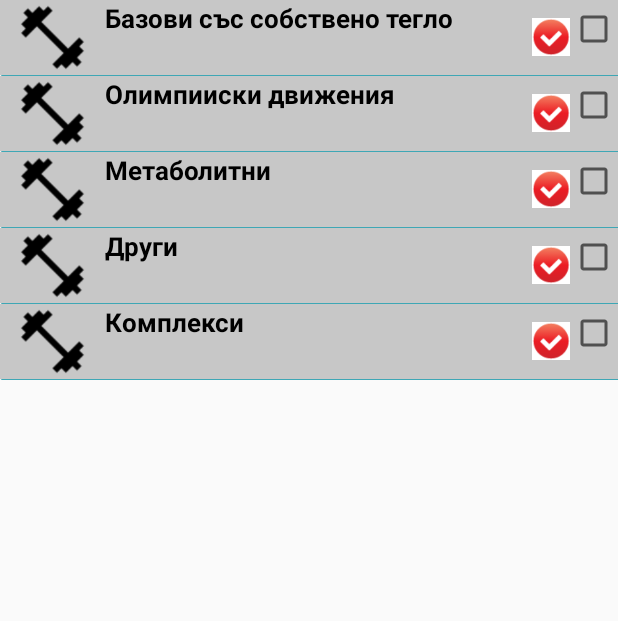
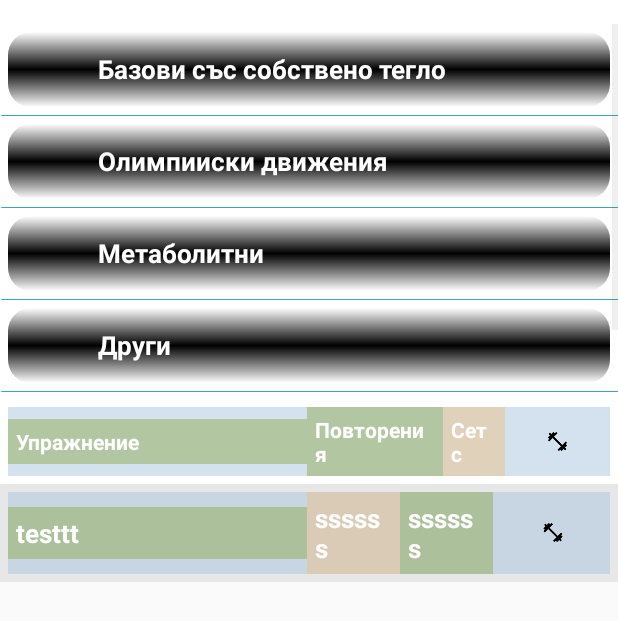
Before and after one commit to BlueberryCo/WorkoutTracker, an Android app: the ExpandableListMain screen opened directly, with no data from a screen before it, on a phone screen of 412 x 824 dp. Shown: the top 621 px of the screen. Run offline under Robolectric (Android 15) with nearby library versions, the phone set to English and light mode, and no system bars.

Commit message:
WOD-зареждане на листове с категории и базови упражнения,   вече малко по-красиви+нов лист за избрани упражнения

```diff
--- /dev/null
+++ b/app/src/main/java/blueberryco/workouttracker/CustomAdapterWODList.java
@@ -0,0 +1,89 @@
+package blueberryco.workouttracker;
+
+import android.app.Activity;
+import android.content.Context;
+import android.util.Log;
+import android.view.LayoutInflater;
+import android.view.View;
+import android.view.ViewGroup;
+import android.widget.BaseAdapter;
+import android.widget.TextView;
+
+import java.util.List;
+
+/**
+ * Created by Greta on 13.3.2016 г..
+ */
+public class CustomAdapterWODList extends BaseAdapter {
+
+    Context context;
+    //List<WorkoutOfTheDay> lWODline;
+    List<String> lWODline;
+    private int[] colors = new int[] {  0x30808080, 0x30ffffff };
+
+    CustomAdapterWODList(Context context, List<String> lWODs) {
+        this.context = context;
+        this.lWODline = lWODs;
+        Log.i("CustomAdapterClients`", " --------1------");
+    }
+
+    @Override
+    public int getCount() {
+        return lWODline.size();
+    }
+
+    @Override
+    public Object getItem(int position) {
+        return lWODline.get(position);
+    }
+
+    @Override
+    public long getItemId(int position) {
+        return lWODline.indexOf(getItem(position));
+    }
+
+    /* private view holder class */
+    private class ViewHolder {
+        TextView tvExercise;
+        TextView tvReps;
+        TextView tvSets;
+    }
+
+
+    @Override
+    public View getView(int position, View convertView, ViewGroup parent) {
+
+        ViewHolder item = null;
+
+        LayoutInflater mInflater = (LayoutInflater) context
+                .getSystemService(Activity.LAYOUT_INFLATER_SERVICE);
+
+        item = new ViewHolder();
+        if (convertView == null) {
+            convertView = mInflater.inflate(R.layout.list_item_wod, null);
+
+            item.tvExercise = (TextView) convertView
+                    .findViewById(R.id.laptop);
+            item.tvReps = (TextView) convertView
+                    .findViewById(R.id.laptop2);
+            item.tvSets = (TextView) convertView.findViewById(R.id.laptop3);
+
+
+            convertView.setTag(item);
+        } else {
+            item = (ViewHolder) convertView.getTag();
+        }
+        String wod = lWODline.get(position);
+        // ako ima i snimka
+        //item.ivProfilePic.setImageResource();
+        item.tvExercise.setText(wod.toString() );
+       //item.tvSets.setText(wod.getPhone());
+        //item.tvReps.setText(wod.getEmail());
+
+        int colorPos = position % colors.length;
+        convertView.setBackgroundColor(colors[colorPos]);
+
+        return convertView;
+    }
+
+}
--- a/app/src/main/java/blueberryco/workouttracker/ExpandableListMain.java
+++ b/app/src/main/java/blueberryco/workouttracker/ExpandableListMain.java
@@ -8,11 +8,13 @@ import android.util.Log;
 import android.view.LayoutInflater;
 import android.view.View;
 import android.view.ViewGroup;
+import android.widget.AdapterView;
 import android.widget.BaseExpandableListAdapter;
 import android.widget.CheckBox;
 import android.widget.CompoundButton;
 import android.widget.CompoundButton.OnCheckedChangeListener;
 import android.widget.ImageView;
+import android.widget.ListView;
 import android.widget.TextView;
 import android.widget.Toast;
 
@@ -32,11 +34,19 @@ public class ExpandableListMain extends ExpandableListActivity {
     private ArrayList<Parent> parents;
     List<CategoryInfo> result = new ArrayList<>();
     private BasicExercises be = new BasicExercises();
+    ListView selectedWODList;
+    CustomAdapterWODList adapter;
+    ArrayList<String> alWODs;
 
     @Override
     protected void onCreate(Bundle savedInstanceState) {
         super.onCreate(savedInstanceState);
-
+        setContentView(R.layout.activity_workout_details);
+        assignUiElements();
+        alWODs = new ArrayList<String>();
+        String test = "testtt";
+        alWODs.add(test);
+        loadSelectedEx();
         Resources res = this.getResources();
         Drawable devider = res.getDrawable(R.drawable.line);
 
@@ -49,10 +59,40 @@ public class ExpandableListMain extends ExpandableListActivity {
         registerForContextMenu(getExpandableListView());
 
         //Creating static data in arraylist
-        final ArrayList<Parent> dummyList = buildDummyData();
+        final ArrayList<Parent> dummyList
+                = listData();
 
         // Adding ArrayList data to ExpandableListView values
         loadHosts(dummyList);
+    }
+
+    private void assignUiElements() {
+        selectedWODList = (ListView) findViewById(R.id.lvWOD);
+    }
+
+    public void loadSelectedEx() {
+
+        adapter = new CustomAdapterWODList(this, alWODs
+        );
+        selectedWODList.setAdapter(adapter);
+        selectedWODList.setOnItemClickListener(new AdapterView.OnItemClickListener() {
+                                            @Override
+                                            public void onItemClick(AdapterView<?> parent, View view, int position,
+                                                                    long id) {
+                                                String member_name = alWODs.get(position).toString();
+                                                Toast.makeText(getApplicationContext(), "" + member_name,
+                                                        Toast.LENGTH_SHORT).show();
+
+                                               // WorkoutOfTheDay cl = alWODs.get(position);
+                                                //Intent intent = new Intent(getApplicationContext(), ClientScheduleActivity.class);
+                                               // intent.putExtra(ClientScheduleActivity.CLIENT_KEY, cl);
+                                                //startActivity(intent);
+
+
+                                            }
+                                        }
+
+        );
     }
 
     /**
@@ -60,16 +100,16 @@ public class ExpandableListMain extends ExpandableListActivity {
      *
      * @return
      */
-    private ArrayList<Parent> buildDummyData() {
+    private ArrayList<Parent> listData() {
         // Creating ArrayList of type parent class to store parent class objects
         final ArrayList<Parent> list = new ArrayList<Parent>();
         result = be.getAllCategories();
         for (int i = 1; i < result.size(); i++) {
             //Create parent class object
             final Parent parent = new Parent();
-            parent.setName("");
+            //parent.setName("");
             parent.setText1("" + result.get(i).getBgTranslation());
-            parent.setText2(" ");
+            // parent.setText2(" ");
             parent.setChildren(new ArrayList<Child>());
 
             List<BasicExerciseInfo> resultChild = new ArrayList<>();
@@ -136,10 +176,10 @@ public class ExpandableListMain extends ExpandableListActivity {
 
             // Get grouprow.xml file elements and set values
             ((TextView) convertView.findViewById(R.id.text1)).setText(parent.getText1());
-            ((TextView) convertView.findViewById(R.id.text)).setText(parent.getText2());
+            //  ((TextView) convertView.findViewById(R.id.text)).setText(parent.getText2());
             ImageView image = (ImageView) convertView.findViewById(R.id.image);
 
-            image.setImageResource(R.drawable.wod_small);
+            //image.setImageResource(R.drawable.wod_small);
 
             ImageView rightcheck = (ImageView) convertView.findViewById(R.id.rightcheck);
 
@@ -149,15 +189,15 @@ public class ExpandableListMain extends ExpandableListActivity {
             if (parent.isChecked() == true) {
                 rightcheck.setImageResource(R.drawable.rightcheck);
             } else {
-                rightcheck.setImageResource(R.drawable.button_check);
+                rightcheck.setImageResource(0);
             }
 
-            // Get grouprow.xml file checkbox elements
+            /*// Get grouprow.xml file checkbox elements
             CheckBox checkbox = (CheckBox) convertView.findViewById(R.id.checkbox);
             checkbox.setChecked(parent.isChecked());
 
             // Set CheckUpdateListener for CheckBox (see below CheckUpdateListener class)
-            checkbox.setOnCheckedChangeListener(new CheckUpdateListener(parent));
+            checkbox.setOnCheckedChangeListener(new CheckUpdateListener(parent));*/
 
             return convertView;
         }
@@ -176,7 +216,14 @@ public class ExpandableListMain extends ExpandableListActivity {
             // Get childrow.xml file elements and set values
             ((TextView) convertView.findViewById(R.id.text1)).setText(child.getText1());
             ImageView image = (ImageView) convertView.findViewById(R.id.image);
-            image.setImageResource(R.drawable.wod_small);
+            // image.setImageResource(R.drawable.wod_small);
+
+            // Get grouprow.xml file checkbox elements
+            CheckBox checkbox = (CheckBox) convertView.findViewById(R.id.checkbox);
+            checkbox.setChecked(parent.isChecked());
+
+            // Set CheckUpdateListener for CheckBox (see below CheckUpdateListener class)
+            checkbox.setOnCheckedChangeListener(new CheckUpdateListener(parent));
 
             return convertView;
         }
@@ -197,8 +244,8 @@ public class ExpandableListMain extends ExpandableListActivity {
             if (ChildClickStatus != childPosition) {
                 ChildClickStatus = childPosition;
 
-                Toast.makeText(getApplicationContext(), "Parent :" + groupPosition + " Child :" + childPosition,
-                        Toast.LENGTH_LONG).show();
+                // Toast.makeText(getApplicationContext(), "Parent :" + groupPosition + " Child :" + childPosition,
+                // Toast.LENGTH_LONG).show();
             }
 
             return childPosition;
@@ -289,9 +336,9 @@ public class ExpandableListMain extends ExpandableListActivity {
                 ((MyExpandableListAdapter) getExpandableListAdapter()).notifyDataSetChanged();
 
                 final Boolean checked = parent.isChecked();
-                Toast.makeText(getApplicationContext(),
-                        "Parent : " + parent.getName() + " " + (checked ? STR_CHECKED : STR_UNCHECKED),
-                        Toast.LENGTH_LONG).show();
+                //Toast.makeText(getApplicationContext(),
+                //  "Parent : " + parent.getName() + " " + (checked ? STR_CHECKED : STR_UNCHECKED),
+                //  Toast.LENGTH_LONG).show();
             }
         }
         /***********************************************************************/
--- /dev/null
+++ b/app/src/main/res/drawable/rouded_edittext.xml
@@ -0,0 +1,19 @@
+<?xml version="1.0" encoding="utf-8"?>
+<shape xmlns:android="http://schemas.android.com/apk/res/android"
+    android:shape="rectangle" >
+
+    <gradient
+        android:angle="270"
+        android:endColor="@color/blue3"
+        android:centerColor="@color/green3"
+        android:startColor="@color/blue3" >
+    </gradient>
+
+    <corners
+        android:bottomLeftRadius="15dp"
+        android:bottomRightRadius="15dp"
+        android:topLeftRadius="15dp"
+        android:topRightRadius="15dp" >
+    </corners>
+
+</shape>
--- /dev/null
+++ b/app/src/main/res/drawable/rouded_listitem_selected.xml
@@ -0,0 +1,19 @@
+<?xml version="1.0" encoding="utf-8"?>
+<shape xmlns:android="http://schemas.android.com/apk/res/android"
+    android:shape="rectangle" >
+
+    <gradient
+        android:angle="270"
+        android:centerColor="@color/blue3"
+        android:endColor="@color/green3"
+        android:startColor="@color/green3" >
+    </gradient>
+
+    <corners
+        android:bottomLeftRadius="15dp"
+        android:bottomRightRadius="15dp"
+        android:topLeftRadius="15dp"
+        android:topRightRadius="15dp" >
+    </corners>
+
+</shape>
--- a/app/src/main/res/layout/activity_workout_details.xml
+++ b/app/src/main/res/layout/activity_workout_details.xml
@@ -1,11 +1,78 @@
 <?xml version="1.0" encoding="utf-8"?>
-<RelativeLayout xmlns:android="http://schemas.android.com/apk/res/android"
-    xmlns:tools="http://schemas.android.com/tools" android:layout_width="match_parent"
-    android:layout_height="match_parent" android:paddingLeft="@dimen/activity_horizontal_margin"
-    android:paddingRight="@dimen/activity_horizontal_margin"
-    android:paddingTop="@dimen/activity_vertical_margin"
-    android:paddingBottom="@dimen/activity_vertical_margin"
-    android:background="@color/spring"
-    tools:context="blueberryco.workouttracker.WorkoutDetailsActivity">
+<LinearLayout xmlns:android="http://schemas.android.com/apk/res/android"
+    xmlns:tools="http://schemas.android.com/tools"
+    android:layout_width="match_parent"
+    android:layout_height="wrap_content"
+    android:background="#ffffff"
+    android:orientation="vertical"
+    android:paddingTop="@dimen/activity_vertical_margin">
 
-</RelativeLayout>
+
+    <ExpandableListView
+        android:id="@android:id/list"
+        android:layout_width="fill_parent"
+        android:layout_height="250dp"
+        android:layout_alignParentEnd="true"
+        android:layout_alignParentRight="true"
+        android:layout_alignParentTop="true" />
+
+    <TableLayout xmlns:android="http://schemas.android.com/apk/res/android"
+        android:layout_width="fill_parent"
+        android:layout_height="wrap_content"
+        android:layout_gravity="top"
+        android:background="#ffffff"
+        android:padding="5dp"
+        android:paddingTop="15dp"
+        android:stretchColumns="3">
+
+        <TableRow android:background="@color/winter">
+
+            <TextView
+                android:id="@+id/exersice"
+                android:layout_weight="1"
+                android:layout_width="200dp"
+                android:background="@color/spring"
+                android:layout_gravity="center_vertical"
+                android:text="Упражнение"
+                android:padding="5dp"
+                android:textColor="#ffffff"
+                android:textSize="14dip"
+                android:textStyle="bold" />
+            <TextView
+                android:id="@+id/reps"
+                android:layout_weight="1"
+                android:background="@color/spring"
+                android:layout_gravity="center_vertical"
+                android:text="Повторения"
+                android:padding="5dp"
+                android:textColor="#ffffff"
+                android:textSize="14dip"
+                android:textStyle="bold" />
+            <TextView
+                android:id="@+id/sets"
+                android:layout_weight="1"
+                android:background="@color/summer"
+                android:layout_gravity="center_vertical"
+                android:text="Сетс"
+                android:padding="5dp"
+                android:textColor="#ffffff"
+                android:textSize="14dip"
+                android:textStyle="bold" />
+
+
+            <ImageView
+                android:id="@+id/delete"
+                android:layout_width="15dp"
+                android:layout_height="15dp"
+                android:layout_gravity="right|center_vertical"
+                android:layout_marginRight="2dp"
+                android:src="@drawable/wod_small" />
+
+        </TableRow>
+    </TableLayout>
+
+    <ListView
+        android:id="@+id/lvWOD"
+        android:layout_width="match_parent"
+        android:layout_height="wrap_content" />
+</LinearLayout>
--- a/app/src/main/res/layout/childrow.xml
+++ b/app/src/main/res/layout/childrow.xml
@@ -3,55 +3,47 @@
     android:layout_width="fill_parent"
     android:layout_height="wrap_content"
     android:layout_gravity="top"
+    android:background="#ffffff"
     android:paddingTop="0dip"
-    android:stretchColumns="1"
-
-    > <!--   android:background="@drawable/bar_bg" -->
+    android:stretchColumns="1">
+    <!--   android:background="@drawable/bar_bg" -->
 
     <TableRow>
 
-        <ImageView
+        <!--    <ImageView
               android:id="@+id/image"
               android:layout_width="30dip"
               android:layout_height="30dip"
-            android:layout_marginLeft="30dip" />
+              android:layout_marginLeft="30dip" /> -->
 
-        <TableLayout
+
+        <TableRow android:background="#ffffff">
+
+            <CheckBox
+                android:id="@+id/checkbox"
                 android:layout_width="wrap_content"
                 android:layout_height="wrap_content"
-            android:layout_gravity="top"
-            android:paddingTop="0dip"
-            android:stretchColumns="1">
-
-            <TableRow>
+                android:layout_alignParentRight="true"
+                android:layout_marginLeft="30dip"
+                android:layout_marginTop="5px"
+                android:focusable="false"
+                android:freezesText="false" />
 
             <TextView
                 android:id="@+id/text1"
-
                 android:layout_width="wrap_content"
                 android:layout_height="wrap_content"
                 android:layout_gravity="left|center_vertical"
-                    android:layout_marginLeft="30dip"
+                android:layout_marginLeft="5dip"
                 android:layout_weight="1"
+                android:text="dsdadad"
+                android:textColor="#000000"
                 android:textSize="12dip"
 
+                />
 
-                    />
+
         </TableRow>
-
-            <TableRow>
-
-                <TextView
-                    android:id="@+id/text"
-
-                    android:layout_width="wrap_content"
-                    android:layout_height="wrap_content"
-                    android:layout_gravity="left|center_vertical"
-                    android:layout_marginLeft="30dip"
-                    android:layout_weight="1"
-                    android:textSize="12dip" />
-            </TableRow>
-        </TableLayout>
 
     </TableRow>
 </TableLayout>
--- a/app/src/main/res/layout/grouprow.xml
+++ b/app/src/main/res/layout/grouprow.xml
@@ -4,11 +4,12 @@
     android:layout_width="fill_parent"
     android:layout_height="wrap_content"
     android:layout_gravity="top"
-    android:background="@color/greyed_out"
-    android:paddingTop="0dip"
+    android:background="#ffffff"
+    android:padding="5dp"
+    android:paddingTop="15dp"
     android:stretchColumns="1">
 
-    <TableRow>
+    <TableRow android:background="@drawable/rouded_edittext">
 
         <ImageView
             android:id="@+id/image"
@@ -16,57 +17,24 @@
             android:layout_height="50dip"
             android:layout_marginLeft="10dip" />
 
-        <TableLayout
-            android:layout_width="wrap_content"
-            android:layout_height="wrap_content"
-            android:layout_gravity="top"
-            android:paddingTop="0dip"
-            android:stretchColumns="1">
-
-            <TableRow>
 
         <TextView
             android:id="@+id/text1"
-                    android:layout_width="wrap_content"
+            android:layout_width="fill_parent"
             android:layout_height="wrap_content"
             android:layout_gravity="left|center_vertical"
-                    android:layout_marginLeft="10dip"
-                    android:layout_weight="1"
-                    android:textColor="#000000"
+            android:text="ssssss"
+            android:textColor="#ffffff"
             android:textSize="17dip"
             android:textStyle="bold" />
-            </TableRow>
-
-            <TableRow>
-
-                <TextView
-                    android:id="@+id/text"
-                    android:layout_width="wrap_content"
-                    android:layout_height="wrap_content"
-                    android:layout_gravity="left|center_vertical"
-                    android:layout_marginLeft="10dip"
-                    android:layout_weight="1"
-                    android:textColor="#000000"
-                    android:textSize="14dip" />
-            </TableRow>
-        </TableLayout>
 
         <ImageView
             android:id="@+id/rightcheck"
-            android:layout_width="25dip"
-            android:layout_height="25dip"
+            android:layout_width="15dp"
+            android:layout_height="15dp"
             android:layout_gravity="left|center_vertical"
-            android:background="@drawable/rightcheck"
-            android:scaleType="centerCrop" />
+            android:layout_marginRight="5dp" />
 
-        <CheckBox
-            android:id="@+id/checkbox"
-            android:layout_width="wrap_content"
-            android:layout_height="wrap_content"
-            android:layout_alignParentRight="true"
-            android:layout_marginTop="5px"
-            android:focusable="false"
-            android:freezesText="false" />
 
     </TableRow>
 </TableLayout>
--- /dev/null
+++ b/app/src/main/res/layout/list_item_wod.xml
@@ -0,0 +1,54 @@
+<?xml version="1.0" encoding="utf-8"?>
+<TableLayout xmlns:android="http://schemas.android.com/apk/res/android"
+    android:layout_width="fill_parent"
+    android:layout_height="wrap_content"
+    android:layout_gravity="top"
+    android:background="#ffffff"
+    android:padding="5dp"
+    android:paddingTop="15dp"
+    android:stretchColumns="3">
+
+    <TableRow android:background="@color/winter">
+
+        <TextView
+            android:id="@+id/laptop"
+            android:layout_weight="1"
+            android:layout_width="200dp"
+            android:background="@color/spring"
+            android:layout_gravity="center_vertical"
+            android:text="ssssss"
+            android:padding="5dp"
+            android:textColor="#ffffff"
+            android:textSize="17dip"
+            android:textStyle="bold" />
+        <TextView
+            android:id="@+id/laptop2"
+            android:layout_weight="1"
+            android:background="@color/summer"
+            android:layout_gravity="center_vertical"
+            android:text="ssssss"
+            android:padding="5dp"
+            android:textColor="#ffffff"
+            android:textSize="17dip"
+            android:textStyle="bold" />
+
+        <TextView
+            android:id="@+id/laptop3"
+            android:layout_weight="1"
+            android:background="@color/spring"
+            android:layout_gravity="center_vertical"
+            android:text="ssssss"
+            android:padding="5dp"
+            android:textColor="#ffffff"
+            android:textSize="17dip"
+            android:textStyle="bold" />
+        <ImageView
+            android:id="@+id/delete"
+            android:layout_width="15dp"
+            android:layout_height="15dp"
+            android:layout_gravity="right|center_vertical"
+            android:layout_marginRight="2dp"
+            android:src="@drawable/wod_small" />
+
+    </TableRow>
+</TableLayout>
--- a/app/src/main/res/values/colors.xml
+++ b/app/src/main/res/values/colors.xml
@@ -4,9 +4,12 @@
     <color name="greyed_out">#c7c7c7</color>
     <color name="greyed_out_press">#c2c2a3</color>
 
-    <color name="summer">#44eebd82</color>
-    <color name="fall">#44d8d27e</color>
-    <color name="winter">#44a1c1da</color>
-    <color name="spring">#448da64b</color>
+    <color name="summer">#77eebd82</color>
+    <color name="fall">#77d8d27e</color>
+    <color name="winter">#77a1c1da</color>
+    <color name="spring">#778da64b</color>
+
+    <color name="blue3">#ffffff</color>
+    <color name="green3">#000000</color>
 
 </resources>
```
Also changed, not shown: app/src/main/res/drawable/not_available.png (added). Lines whose indentation alone changed are shown as unchanged.
